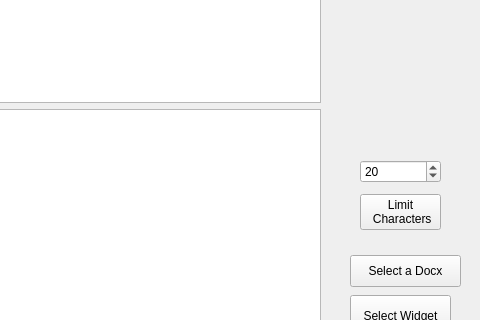
brennanafrank/EasyDraft, file mainwindow.ui: the form before one commit; both pictures show x 390 to 870 and y 194 to 514 of the 870 by 600 pixel window.
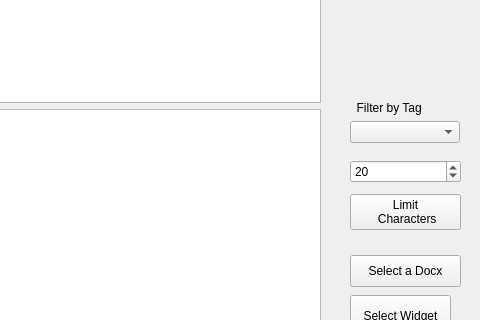
The form after the commit. Icons and pictures are not drawn.

Commit message: Add view file filter by tag feature

```diff
--- a/mainwindow.ui
+++ b/mainwindow.ui
@@ -91,9 +91,9 @@
      <widget class="QWidget" name="verticalLayoutWidget_2">
       <property name="geometry">
        <rect>
-        <x>770</x>
+        <x>760</x>
         <y>330</y>
-        <width>81</width>
+        <width>111</width>
         <height>80</height>
        </rect>
       </property>
@@ -115,6 +115,40 @@
        </item>
       </layout>
      </widget>
+     <widget class="QWidget" name="verticalLayoutWidget_3">
+      <property name="geometry">
+       <rect>
+        <x>760</x>
+        <y>260</y>
+        <width>110</width>
+        <height>58</height>
+       </rect>
+      </property>
+      <layout class="QVBoxLayout" name="verticalLayout_3">
+       <property name="spacing">
+        <number>1</number>
+       </property>
+       <property name="leftMargin">
+        <number>0</number>
+       </property>
+       <property name="topMargin">
+        <number>10</number>
+       </property>
+       <property name="rightMargin">
+        <number>0</number>
+       </property>
+       <item>
+        <widget class="QLabel" name="label_2">
+         <property name="text">
+          <string>  Filter by Tag</string>
+         </property>
+        </widget>
+       </item>
+       <item>
+        <widget class="QComboBox" name="tagComboBox"/>
+       </item>
+      </layout>
+     </widget>
     </widget>
     <widget class="QWidget" name="page_3">
      <widget class="QLabel" name="label">
```
The commit also changes 6 other files.
